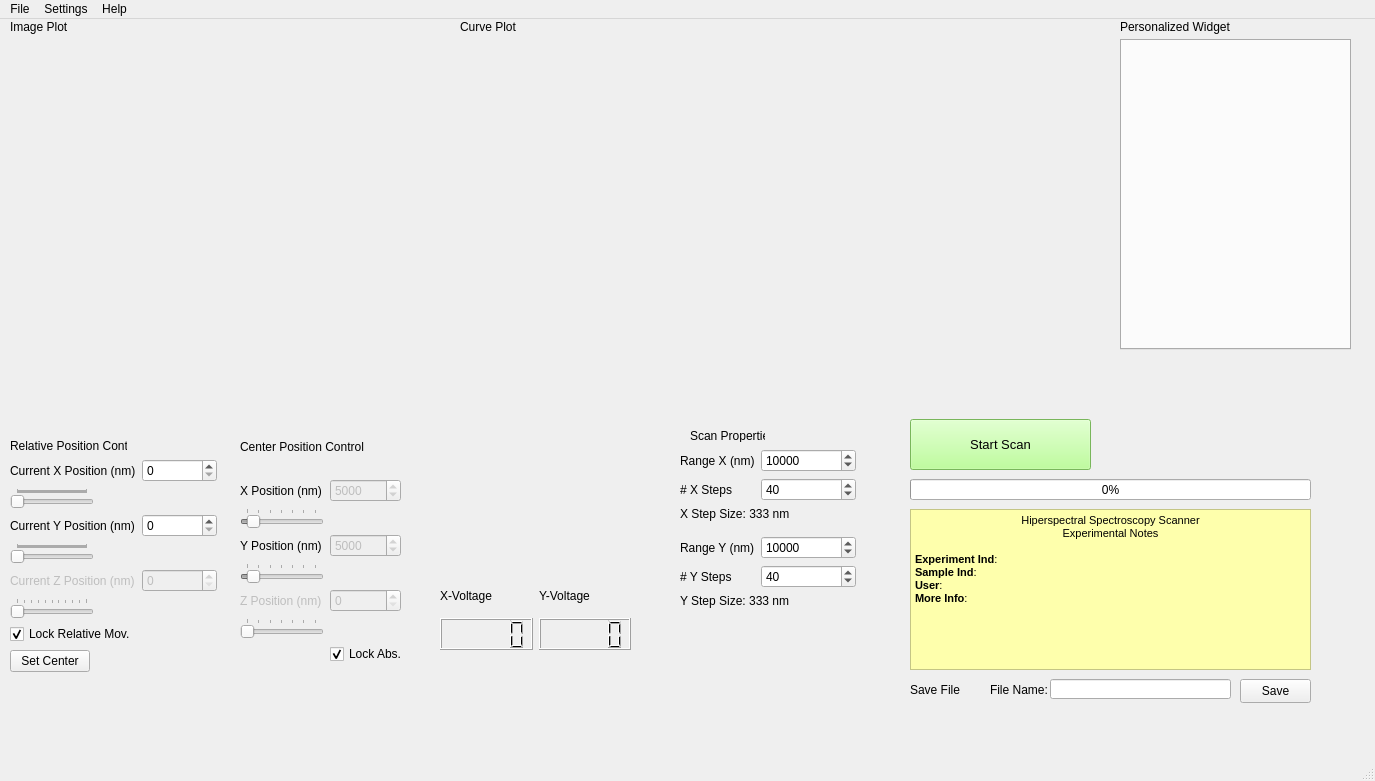
The window that mainLayout.ui (AllisonPessoa/nano-scanner) describes before a commit, drawn with Qt 5.
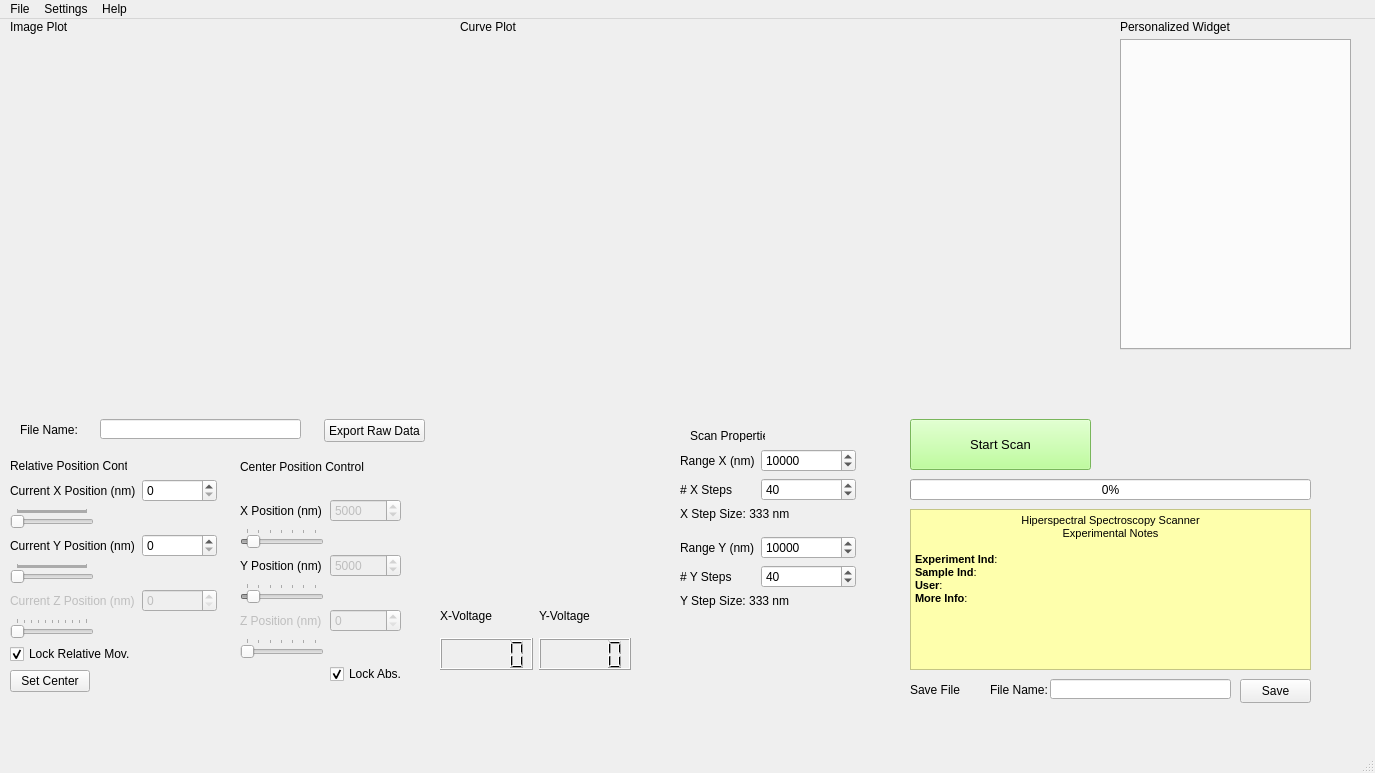
The same window after the commit. Icons and pictures are not drawn. Custom widgets are drawn as their Qt base class.

Diff of the .ui file:
```diff
--- a/mainLayout.ui
+++ b/mainLayout.ui
@@ -10,7 +10,7 @@
     <x>0</x>
     <y>0</y>
     <width>1375</width>
-    <height>781</height>
+    <height>773</height>
    </rect>
   </property>
   <property name="windowTitle">
@@ -42,7 +42,7 @@
       <x>460</x>
       <y>20</y>
       <width>631</width>
-      <height>341</height>
+      <height>371</height>
      </rect>
     </property>
    </widget>
@@ -166,7 +166,7 @@
     <property name="geometry">
      <rect>
       <x>10</x>
-      <y>440</y>
+      <y>460</y>
       <width>207</width>
       <height>231</height>
      </rect>
@@ -416,7 +416,7 @@
     <property name="geometry">
      <rect>
       <x>240</x>
-      <y>440</y>
+      <y>460</y>
       <width>161</width>
       <height>231</height>
      </rect>
@@ -621,7 +621,7 @@
     <property name="geometry">
      <rect>
       <x>440</x>
-      <y>560</y>
+      <y>580</y>
       <width>191</width>
       <height>71</height>
      </rect>
@@ -661,7 +661,7 @@
     <property name="geometry">
      <rect>
       <x>240</x>
-      <y>420</y>
+      <y>440</y>
       <width>131</width>
       <height>16</height>
      </rect>
@@ -674,7 +674,7 @@
     <property name="geometry">
      <rect>
       <x>10</x>
-      <y>420</y>
+      <y>440</y>
       <width>117</width>
       <height>13</height>
      </rect>
@@ -814,7 +814,7 @@
     <property name="geometry">
      <rect>
       <x>440</x>
-      <y>410</y>
+      <y>430</y>
       <width>191</width>
       <height>141</height>
      </rect>
@@ -867,6 +867,42 @@
      <bool>false</bool>
     </property>
    </widget>
+   <widget class="QPushButton" name="pushButton_exportRaw">
+    <property name="geometry">
+     <rect>
+      <x>324</x>
+      <y>400</y>
+      <width>101</width>
+      <height>23</height>
+     </rect>
+    </property>
+    <property name="text">
+     <string>Export Raw Data</string>
+    </property>
+   </widget>
+   <widget class="QLineEdit" name="lineEdit_fileNameExport">
+    <property name="geometry">
+     <rect>
+      <x>100</x>
+      <y>400</y>
+      <width>201</width>
+      <height>20</height>
+     </rect>
+    </property>
+   </widget>
+   <widget class="QLabel" name="label_18">
+    <property name="geometry">
+     <rect>
+      <x>20</x>
+      <y>400</y>
+      <width>72</width>
+      <height>21</height>
+     </rect>
+    </property>
+    <property name="text">
+     <string>File Name:</string>
+    </property>
+   </widget>
   </widget>
   <widget class="QMenuBar" name="menubar">
    <property name="geometry">
```
